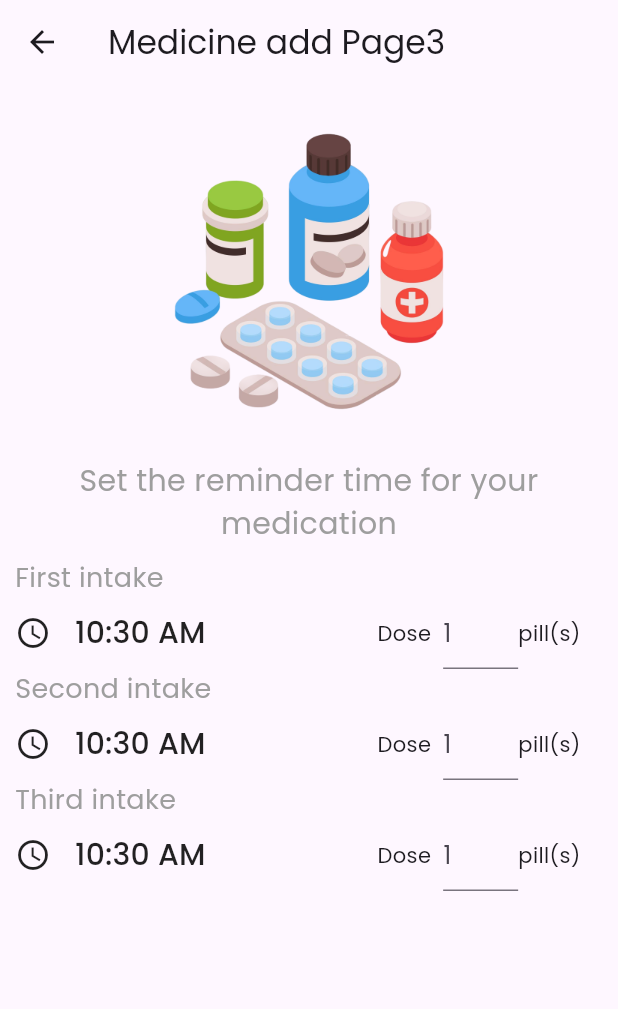
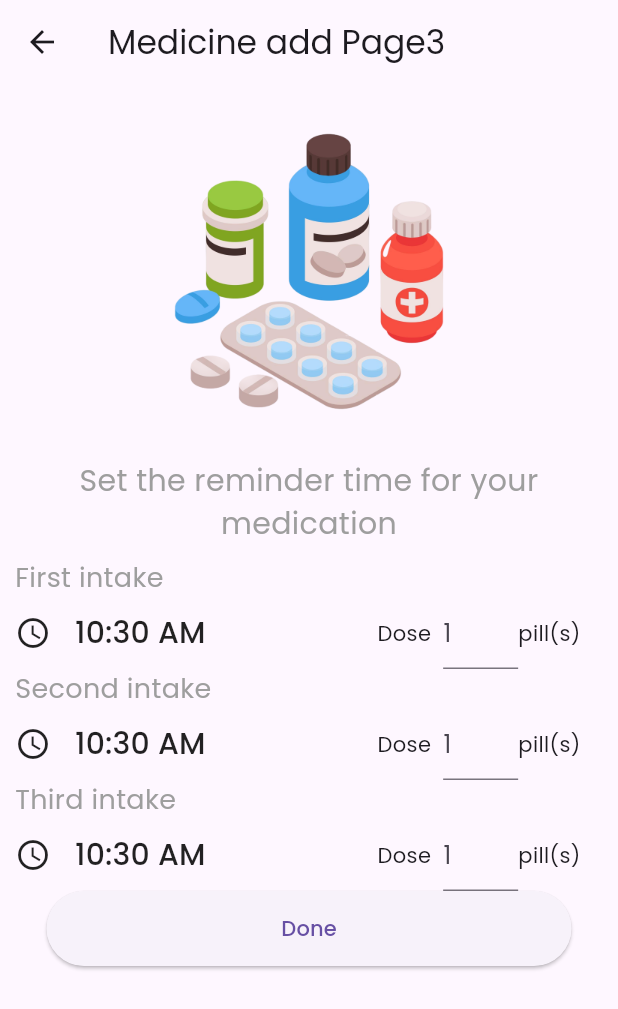
Before and after one commit to Shinigami-7/Final-Year-Project, a Flutter app: the AddMed3 screen opened directly, on a phone screen of 412 x 824 dp. Shown: the top 1009 px of the screen. Run offline on Flutter 3.47's test engine with Material 3 defaults, Android fonts, the phone set to English and light mode, and no system bars; our stand-ins replace carousel_slider.

```diff
--- a/lib/add_med3.dart
+++ b/lib/add_med3.dart
@@ -176,12 +176,14 @@ class _AddMed3State extends State<AddMed3> {
                 ],
               ),
             ),
-            SizedBox(
-              height: 280,
-            ),
+
             Container(
               height: 50,
               width: 350,
+              child: Positioned(
+                bottom: 16.0,
+                left: 16.0,
+                right: 16.0,
                 child: ElevatedButton(
                   onPressed: () {
                     Navigator.push(
@@ -193,6 +195,7 @@ class _AddMed3State extends State<AddMed3> {
                   child: Text("Done"),
                 ),
               ),
+            ),
           ],
         ),
       ),
```
Also changed, not shown: lib/add_med2.dart (+29 -6 lines). Lines whose indentation alone changed are shown as unchanged.
